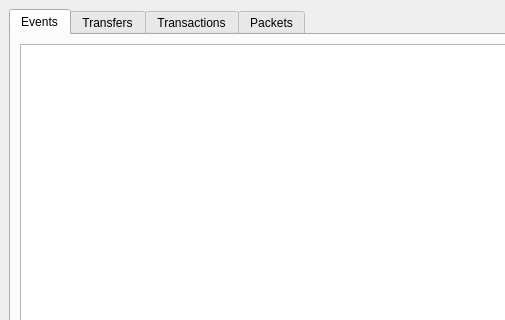
greatscottgadgets/luna-analyzer-capture, file analyzer.ui: the form before one commit; both pictures show x 0 to 505 and y 0 to 320 of the 800 by 600 pixel window.
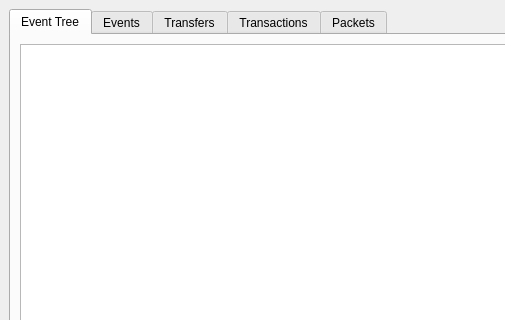
The form after the commit.

Commit message: Implement tree view.

```diff
--- a/analyzer.ui
+++ b/analyzer.ui
@@ -20,6 +20,16 @@
       <property name="currentIndex">
        <number>0</number>
       </property>
+      <widget class="QWidget" name="eventTreeTab">
+       <attribute name="title">
+        <string>Event Tree</string>
+       </attribute>
+       <layout class="QVBoxLayout" name="verticalLayout_7">
+        <item>
+         <widget class="QTreeView" name="eventTreeView"/>
+        </item>
+       </layout>
+      </widget>
       <widget class="QWidget" name="eventTab">
        <attribute name="title">
         <string>Events</string>
```
The commit also changes 1 other file.
